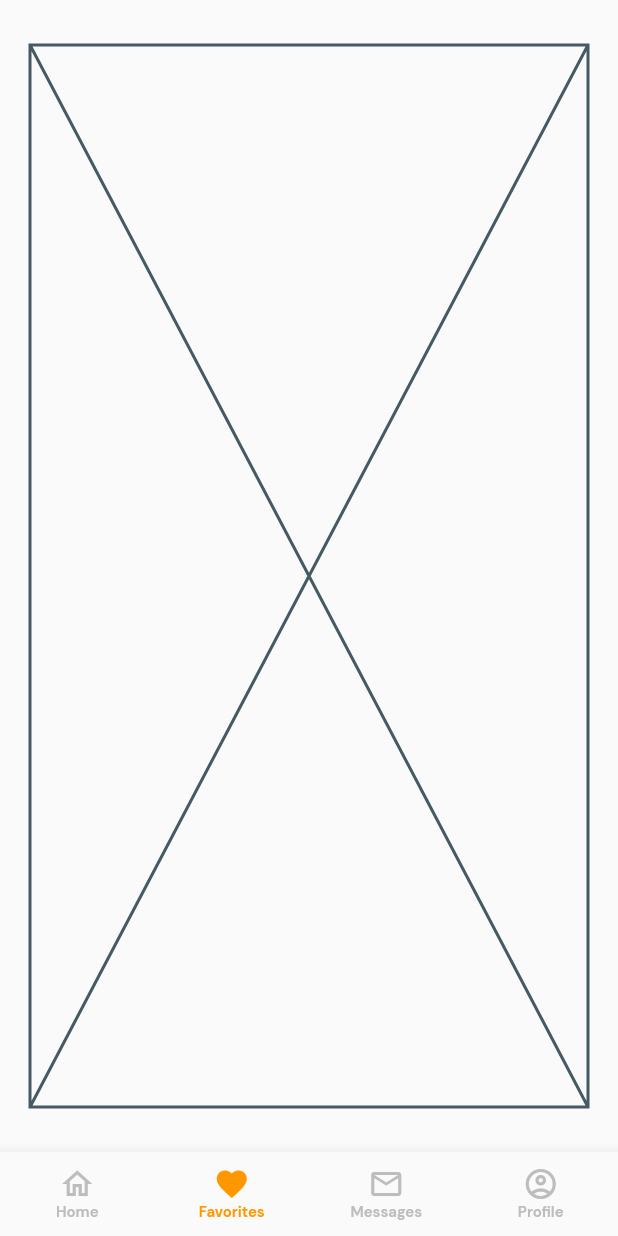
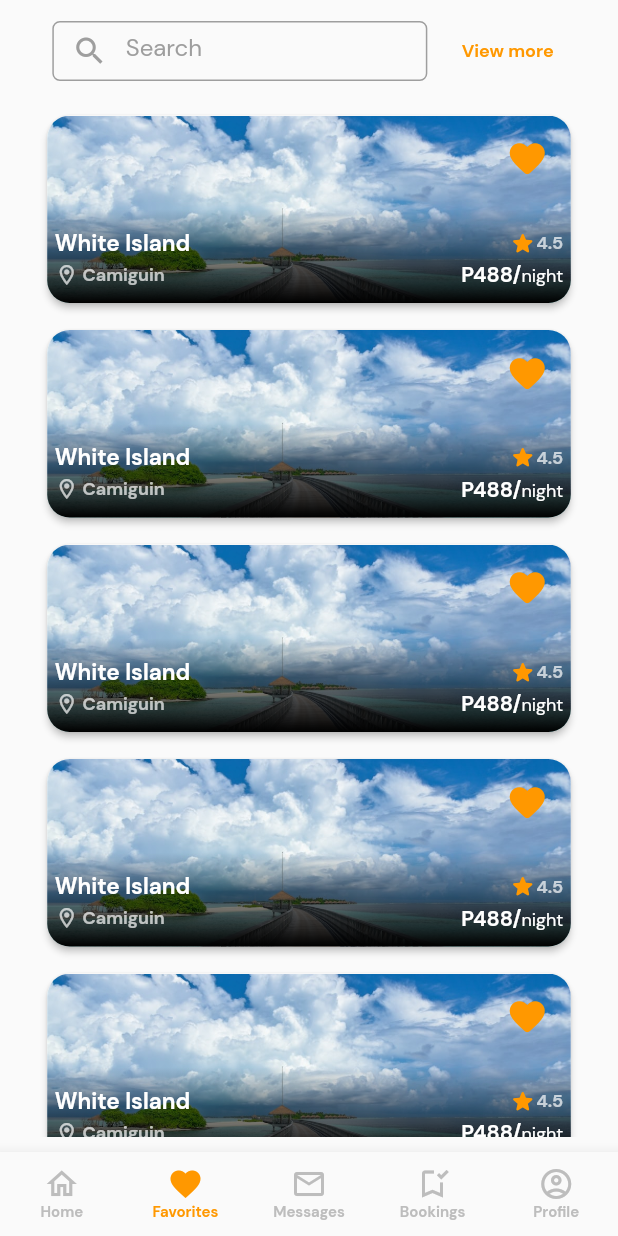
Before and after one commit to lansoyyy/hotel_booking_app, a Flutter app: the screen it shows after launch, item 2 of the bottom bar chosen, on a phone screen of 412 x 824 dp. Run offline on Flutter 3.47's test engine with Material 2 defaults, Android fonts, the phone set to English and light mode, and no system bars.

Commit message:
added fav section

```diff
--- a/lib/screens/home_screen.dart
+++ b/lib/screens/home_screen.dart
@@ -16,6 +16,7 @@ class _HomeScreenState extends State<HomeScreen> {
     const HomeTab(),
     const FavTab(),
     const MessagesTab(),
+    const SizedBox(),
     const ProfileTab(),
   ];
 
@@ -32,7 +33,7 @@ class _HomeScreenState extends State<HomeScreen> {
     return Scaffold(
       body: SafeArea(
           child: Padding(
-              padding: const EdgeInsets.fromLTRB(20, 30, 20, 30),
+              padding: const EdgeInsets.fromLTRB(20, 10, 20, 10),
               child: tabs[_currentIndex])),
       bottomNavigationBar: BottomNavigationBar(
         selectedLabelStyle: const TextStyle(fontFamily: 'Bold', fontSize: 10),
@@ -63,6 +64,12 @@ class _HomeScreenState extends State<HomeScreen> {
           ),
           BottomNavigationBarItem(
             icon: _currentIndex != 3
+                ? const Icon(Icons.bookmark_added_outlined)
+                : const Icon(Icons.bookmark_added_rounded),
+            label: 'Bookings',
+          ),
+          BottomNavigationBarItem(
+            icon: _currentIndex != 4
                 ? const Icon(Icons.account_circle_outlined)
                 : const Icon(Icons.account_circle),
             label: 'Profile',
--- a/lib/screens/tabs/fav_tab.dart
+++ b/lib/screens/tabs/fav_tab.dart
@@ -1,10 +1,95 @@
 import 'package:flutter/material.dart';
+import 'package:hotel/widgets/cards/secondary_card.dart';
 
-class FavTab extends StatelessWidget {
+import '../../widgets/text_widget.dart';
+
+class FavTab extends StatefulWidget {
   const FavTab({super.key});
 
   @override
+  State<FavTab> createState() => _FavTabState();
+}
+
+class _FavTabState extends State<FavTab> {
+  final searchController = TextEditingController();
+
+  String namedSearch = '';
+  @override
   Widget build(BuildContext context) {
-    return const Placeholder();
+    return Column(
+      children: [
+        Row(
+          mainAxisAlignment: MainAxisAlignment.spaceEvenly,
+          children: [
+            Container(
+              width: 250,
+              height: 40,
+              decoration: BoxDecoration(
+                border: Border.all(color: Colors.grey),
+                borderRadius: BorderRadius.circular(5),
+              ),
+              child: TextFormField(
+                controller: searchController,
+                onChanged: (value) {
+                  setState(() {
+                    namedSearch = value;
+                  });
+                },
+                textCapitalization: TextCapitalization.words,
+                style:
+                    const TextStyle(fontFamily: 'Regular', color: Colors.grey),
+                decoration: InputDecoration(
+                    hintStyle: const TextStyle(
+                        fontFamily: 'Regular', color: Colors.grey),
+                    prefixIcon: const Icon(
+                      Icons.search,
+                      color: Colors.grey,
+                    ),
+                    suffixIcon: namedSearch != ''
+                        ? IconButton(
+                            onPressed: () {
+                              setState(() {
+                                namedSearch = '';
+                              });
+                              searchController.clear();
+                            },
+                            icon: const Icon(
+                              Icons.close,
+                            ),
+                          )
+                        : const SizedBox(),
+                    border: InputBorder.none,
+                    hintText: 'Search'),
+              ),
+            ),
+            TextButton(
+              onPressed: () {},
+              child: TextWidget(
+                fontFamily: 'Bold',
+                text: 'View more',
+                fontSize: 12,
+                color: Colors.orange,
+              ),
+            ),
+          ],
+        ),
+        const SizedBox(
+          height: 10,
+        ),
+        Expanded(
+          child: SizedBox(
+            child: ListView.builder(
+              itemBuilder: (context, index) {
+                return const SecondaryCard(
+                  inFav: true,
+                  height: 125,
+                  width: double.infinity,
+                );
+              },
+            ),
+          ),
+        )
+      ],
+    );
   }
 }
--- a/lib/widgets/cards/secondary_card.dart
+++ b/lib/widgets/cards/secondary_card.dart
@@ -1,15 +1,25 @@
 import 'package:flutter/material.dart';
+import 'package:hotel/utils/colors.dart';
 
 import '../../screens/pages/business_page.dart';
 import '../text_widget.dart';
 
 class SecondaryCard extends StatelessWidget {
-  const SecondaryCard({super.key});
+  final double? height;
+  final double? width;
+  final bool? inFav;
+
+  const SecondaryCard({
+    super.key,
+    this.height = double.infinity,
+    this.width = 200,
+    this.inFav = false,
+  });
 
   @override
   Widget build(BuildContext context) {
     return Padding(
-      padding: const EdgeInsets.only(left: 7.5, right: 7.5),
+      padding: const EdgeInsets.only(left: 7.5, right: 7.5, top: 5, bottom: 5),
       child: GestureDetector(
         onTap: () {
           Navigator.of(context).push(
@@ -23,7 +33,8 @@ class SecondaryCard extends StatelessWidget {
           child: Stack(
             children: [
               Container(
-                width: 200,
+                height: height,
+                width: width,
                 decoration: BoxDecoration(
                   borderRadius: BorderRadius.circular(15),
                   image: const DecorationImage(
@@ -41,7 +52,8 @@ class SecondaryCard extends StatelessWidget {
                         child: Row(
                           mainAxisAlignment: MainAxisAlignment.spaceBetween,
                           children: [
-                            Container(
+                            inFav! == false
+                                ? Container(
                                     height: 25,
                                     width: 75,
                                     decoration: BoxDecoration(
@@ -56,6 +68,17 @@ class SecondaryCard extends StatelessWidget {
                                         color: Colors.white,
                                       ),
                                     ),
+                                  )
+                                : const SizedBox(),
+                            inFav == false
+                                ? const SizedBox()
+                                : GestureDetector(
+                                    onTap: () {},
+                                    child: const Icon(
+                                      Icons.favorite_rounded,
+                                      size: 28,
+                                      color: primary,
+                                    ),
                                   ),
                           ],
                         ),
@@ -65,7 +88,8 @@ class SecondaryCard extends StatelessWidget {
                 ),
               ),
               Container(
-                width: 200,
+                height: height,
+                width: width,
                 decoration: BoxDecoration(
                   borderRadius: BorderRadius.circular(15),
                   gradient: const LinearGradient(
```
Lines whose indentation alone changed are shown as unchanged.
